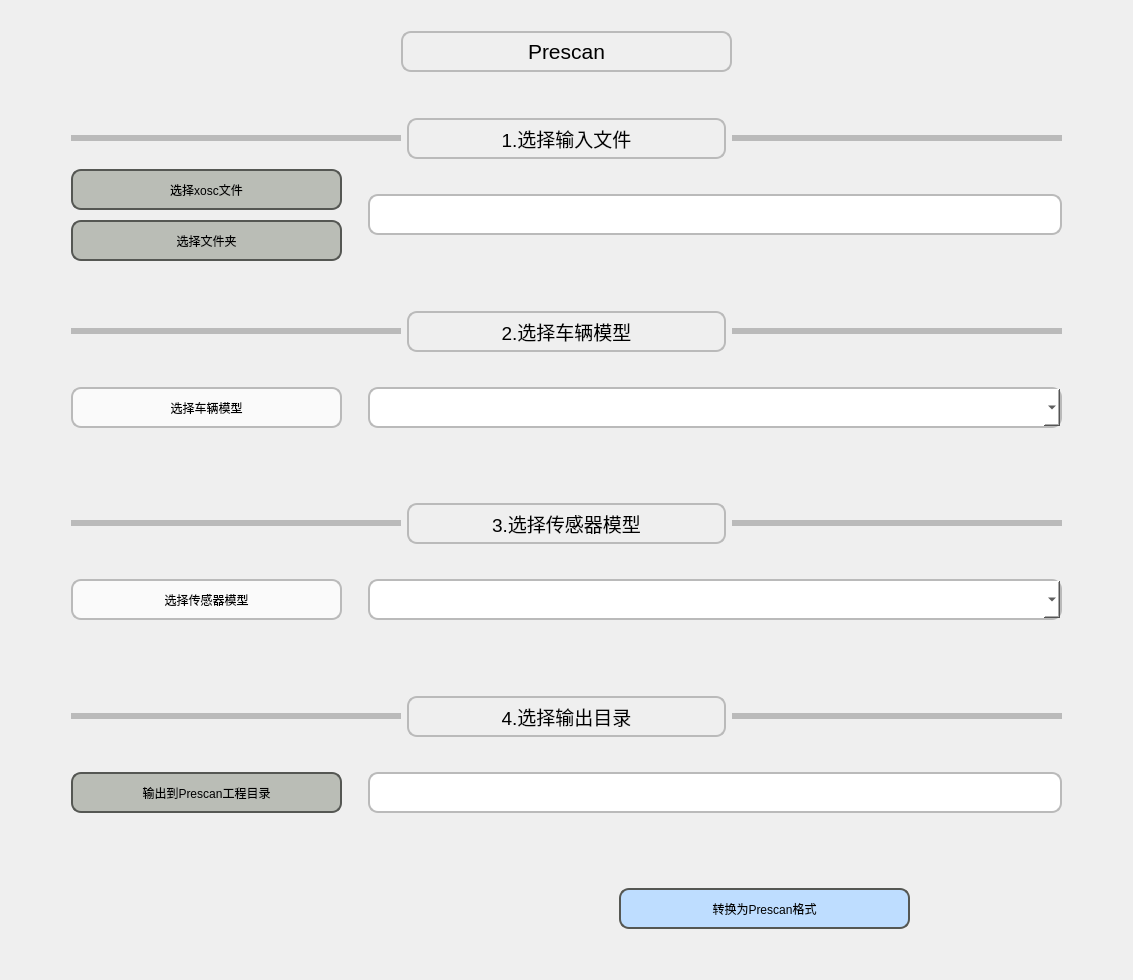
Before: the Qt Designer form OpenX/window/window_prescan.ui in iMustanga/OpenX_File_Change, drawn with Qt 5.
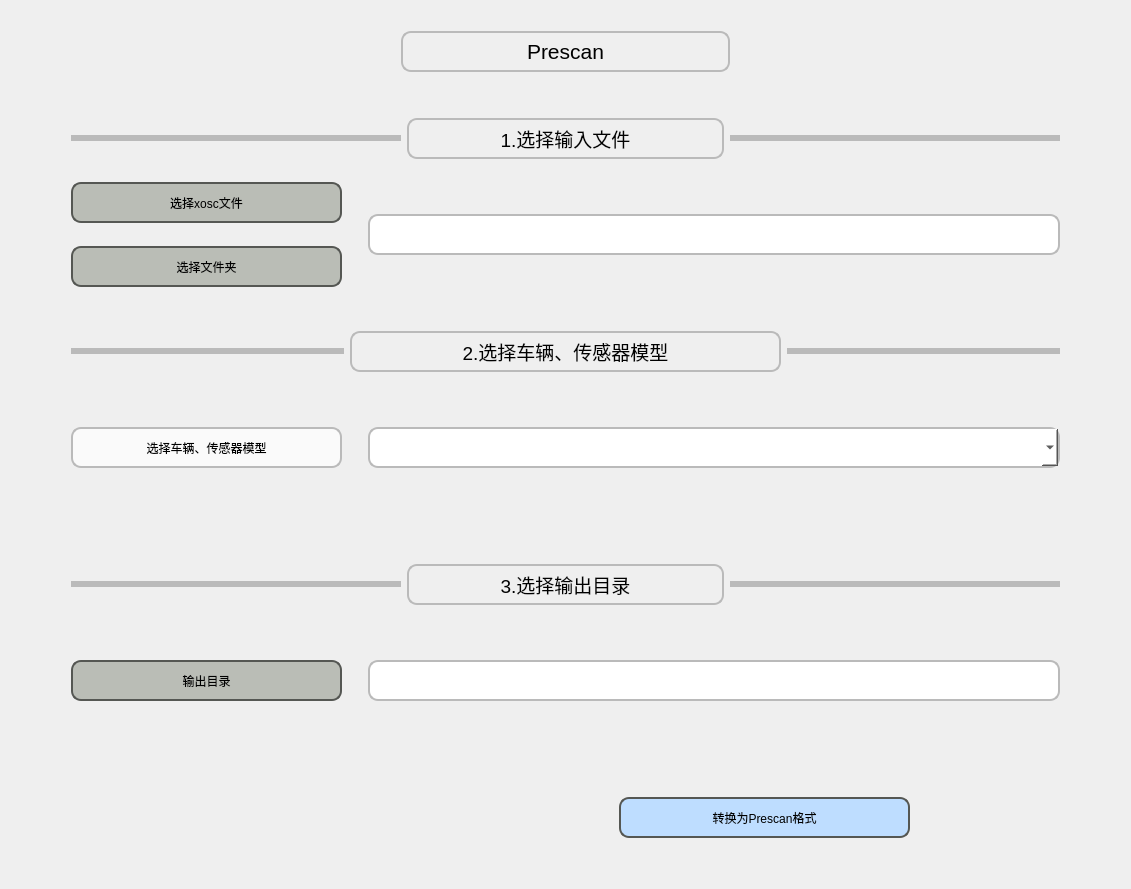
After: the same form once the commit is applied. Icons and pictures are not drawn.

Commit message: Update prescan window

Patch:
```diff
--- a/OpenX/window/window_prescan.ui
+++ b/OpenX/window/window_prescan.ui
@@ -6,8 +6,8 @@
    <rect>
     <x>0</x>
     <y>0</y>
-    <width>1133</width>
-    <height>980</height>
+    <width>1131</width>
+    <height>889</height>
    </rect>
   </property>
   <property name="windowTitle">
@@ -31,51 +31,59 @@
      </property>
     </spacer>
    </item>
-   <item row="1" column="3">
-    <layout class="QHBoxLayout" name="horizontalLayout_5" stretch="1,1,1">
+   <item row="15" column="3">
+    <layout class="QHBoxLayout" name="horizontalLayout_10">
      <item>
-      <spacer name="horizontalSpacer_11">
+      <spacer name="horizontalSpacer_19">
        <property name="orientation">
         <enum>Qt::Horizontal</enum>
        </property>
        <property name="sizeHint" stdset="0">
         <size>
-         <width>318</width>
+         <width>548</width>
          <height>20</height>
         </size>
        </property>
       </spacer>
      </item>
      <item>
-      <widget class="QPushButton" name="vtd_vehicle_model_select_2">
+      <widget class="QPushButton" name="to_prescan">
        <property name="minimumSize">
         <size>
-         <width>271</width>
+         <width>291</width>
          <height>41</height>
         </size>
        </property>
-       <property name="font">
-        <font>
-         <pointsize>16</pointsize>
-        </font>
-       </property>
        <property name="styleSheet">
-        <string notr="true">border:2px solid rgb(186,186,186);
-border-radius:10px</string>
+        <string notr="true">QPushButton{
+border:2px solid rgb(85, 87, 83);
+background-color: rgb(190, 221, 255);
+border-radius:10px
+}
+QPushButton:hover{
+border:2px solid rgb(85, 87, 83);
+background-color: rgb(170, 200, 230);
+border-radius:10px;
+}
+QPushButton:pressed{
+border:2px solid rgb(85, 87, 83);
+background-color: rgb(138, 164, 193);
+border-radius:10px;
+}</string>
        </property>
        <property name="text">
-        <string>Prescan</string>
+        <string>转换为Prescan格式</string>
        </property>
       </widget>
      </item>
      <item>
-      <spacer name="horizontalSpacer_12">
+      <spacer name="horizontalSpacer_20">
        <property name="orientation">
         <enum>Qt::Horizontal</enum>
        </property>
        <property name="sizeHint" stdset="0">
         <size>
-         <width>358</width>
+         <width>68</width>
          <height>20</height>
         </size>
        </property>
@@ -83,19 +91,6 @@
      </item>
     </layout>
    </item>
-   <item row="2" column="3">
-    <spacer name="horizontalSpacer_10">
-     <property name="orientation">
-      <enum>Qt::Horizontal</enum>
-     </property>
-     <property name="sizeHint" stdset="0">
-      <size>
-       <width>40</width>
-       <height>20</height>
-      </size>
-     </property>
-    </spacer>
-   </item>
    <item row="3" column="3">
     <spacer name="horizontalSpacer_13">
      <property name="orientation">
@@ -109,10 +104,10 @@
      </property>
     </spacer>
    </item>
-   <item row="4" column="3">
-    <layout class="QHBoxLayout" name="horizontalLayout_6">
+   <item row="11" column="3">
+    <layout class="QHBoxLayout" name="horizontalLayout_9">
      <item>
-      <widget class="QPushButton" name="blank_7">
+      <widget class="QPushButton" name="blank_13">
        <property name="minimumSize">
         <size>
          <width>330</width>
@@ -135,7 +130,7 @@
       </widget>
      </item>
      <item>
-      <widget class="QPushButton" name="vtd_vehicle_model_select_3">
+      <widget class="QPushButton" name="vtd_vehicle_model_select_6">
        <property name="minimumSize">
         <size>
          <width>271</width>
@@ -152,12 +147,12 @@
 border-radius:10px</string>
        </property>
        <property name="text">
-        <string>1.选择输入文件</string>
+        <string>3.选择输出目录</string>
        </property>
       </widget>
      </item>
      <item>
-      <widget class="QPushButton" name="blank_8">
+      <widget class="QPushButton" name="blank_14">
        <property name="minimumSize">
         <size>
          <width>330</width>
@@ -181,8 +176,199 @@
      </item>
     </layout>
    </item>
-   <item row="5" column="0">
-    <spacer name="verticalSpacer_10">
+   <item row="8" column="3">
+    <layout class="QHBoxLayout" name="horizontalLayout_2">
+     <item>
+      <widget class="QPushButton" name="prescan_model_select">
+       <property name="minimumSize">
+        <size>
+         <width>271</width>
+         <height>41</height>
+        </size>
+       </property>
+       <property name="styleSheet">
+        <string notr="true">QPushButton{
+border:2px solid rgb(186,186,186);
+background-color: rgb(250,250,250);
+border-radius:10px
+}
+QPushButton:hover{
+border:2px solid rgb(186,186,186);
+background-color: rgb(240, 240, 240);
+border-radius:10px;}
+QPushButton:pressed{
+border:2px solid rgb(186,186,186);
+background-color: rgb(211, 215, 207);
+border-radius:10px;
+}</string>
+       </property>
+       <property name="text">
+        <string>选择车辆、传感器模型</string>
+       </property>
+      </widget>
+     </item>
+     <item>
+      <spacer name="verticalSpacer_5">
+       <property name="orientation">
+        <enum>Qt::Vertical</enum>
+       </property>
+       <property name="sizeHint" stdset="0">
+        <size>
+         <width>20</width>
+         <height>40</height>
+        </size>
+       </property>
+      </spacer>
+     </item>
+     <item>
+      <widget class="QComboBox" name="prescan_model_show">
+       <property name="sizePolicy">
+        <sizepolicy hsizetype="Expanding" vsizetype="Fixed">
+         <horstretch>0</horstretch>
+         <verstretch>0</verstretch>
+        </sizepolicy>
+       </property>
+       <property name="minimumSize">
+        <size>
+         <width>541</width>
+         <height>41</height>
+        </size>
+       </property>
+       <property name="styleSheet">
+        <string notr="true">border:2px solid rgb(186,186,186);
+background-color: rgb(255, 255, 255);
+border-radius:10px</string>
+       </property>
+      </widget>
+     </item>
+    </layout>
+   </item>
+   <item row="9" column="3">
+    <spacer name="horizontalSpacer_16">
+     <property name="orientation">
+      <enum>Qt::Horizontal</enum>
+     </property>
+     <property name="sizeHint" stdset="0">
+      <size>
+       <width>40</width>
+       <height>20</height>
+      </size>
+     </property>
+    </spacer>
+   </item>
+   <item row="17" column="3">
+    <spacer name="horizontalSpacer_24">
+     <property name="orientation">
+      <enum>Qt::Horizontal</enum>
+     </property>
+     <property name="sizeHint" stdset="0">
+      <size>
+       <width>40</width>
+       <height>20</height>
+      </size>
+     </property>
+    </spacer>
+   </item>
+   <item row="13" column="3">
+    <spacer name="horizontalSpacer_23">
+     <property name="orientation">
+      <enum>Qt::Horizontal</enum>
+     </property>
+     <property name="sizeHint" stdset="0">
+      <size>
+       <width>40</width>
+       <height>20</height>
+      </size>
+     </property>
+    </spacer>
+   </item>
+   <item row="5" column="6">
+    <spacer name="verticalSpacer_9">
+     <property name="orientation">
+      <enum>Qt::Vertical</enum>
+     </property>
+     <property name="sizeHint" stdset="0">
+      <size>
+       <width>20</width>
+       <height>40</height>
+      </size>
+     </property>
+    </spacer>
+   </item>
+   <item row="7" column="3">
+    <layout class="QHBoxLayout" name="horizontalLayout_7">
+     <item>
+      <widget class="QPushButton" name="blank_9">
+       <property name="minimumSize">
+        <size>
+         <width>250</width>
+         <height>6</height>
+        </size>
+       </property>
+       <property name="maximumSize">
+        <size>
+         <width>16777215</width>
+         <height>6</height>
+        </size>
+       </property>
+       <property name="styleSheet">
+        <string notr="true">border:5px solid rgb(186,186,186);
+border-radius:25px</string>
+       </property>
+       <property name="text">
+        <string/>
+       </property>
+      </widget>
+     </item>
+     <item>
+      <widget class="QPushButton" name="vtd_vehicle_model_select_4">
+       <property name="minimumSize">
+        <size>
+         <width>431</width>
+         <height>41</height>
+        </size>
+       </property>
+       <property name="font">
+        <font>
+         <pointsize>14</pointsize>
+        </font>
+       </property>
+       <property name="styleSheet">
+        <string notr="true">border:2px solid rgb(186,186,186);
+border-radius:10px</string>
+       </property>
+       <property name="text">
+        <string>2.选择车辆、传感器模型</string>
+       </property>
+      </widget>
+     </item>
+     <item>
+      <widget class="QPushButton" name="blank_10">
+       <property name="minimumSize">
+        <size>
+         <width>250</width>
+         <height>6</height>
+        </size>
+       </property>
+       <property name="maximumSize">
+        <size>
+         <width>16777215</width>
+         <height>6</height>
+        </size>
+       </property>
+       <property name="styleSheet">
+        <string notr="true">border:5px solid rgb(186,186,186);
+border-radius:25px</string>
+       </property>
+       <property name="text">
+        <string/>
+       </property>
+      </widget>
+     </item>
+    </layout>
+   </item>
+   <item row="5" column="4">
+    <spacer name="verticalSpacer_3">
      <property name="orientation">
       <enum>Qt::Vertical</enum>
      </property>
@@ -207,8 +393,8 @@
      </property>
     </spacer>
    </item>
-   <item row="5" column="2">
-    <spacer name="verticalSpacer">
+   <item row="5" column="5">
+    <spacer name="verticalSpacer_8">
      <property name="orientation">
       <enum>Qt::Vertical</enum>
      </property>
@@ -220,6 +406,97 @@
      </property>
     </spacer>
    </item>
+   <item row="14" column="3">
+    <spacer name="horizontalSpacer_22">
+     <property name="orientation">
+      <enum>Qt::Horizontal</enum>
+     </property>
+     <property name="sizeHint" stdset="0">
+      <size>
+       <width>40</width>
+       <height>20</height>
+      </size>
+     </property>
+    </spacer>
+   </item>
+   <item row="12" column="3">
+    <layout class="QHBoxLayout" name="horizontalLayout_4">
+     <item>
+      <widget class="QPushButton" name="prescan_select_output">
+       <property name="minimumSize">
+        <size>
+         <width>271</width>
+         <height>41</height>
+        </size>
+       </property>
+       <property name="styleSheet">
+        <string notr="true">QPushButton{
+border:2px solid rgb(85, 87, 83);
+background-color: rgb(186, 189, 182);
+border-radius:10px
+}
+QPushButton:hover{
+border:2px solid rgb(85, 87, 83);
+background-color: rgb(175, 175, 175);
+border-radius:10px;
+}
+QPushButton:pressed{
+border:2px solid rgb(85, 87, 83);
+background-color: rgb(92, 105, 107);
+border-radius:10px;
+}</string>
+       </property>
+       <property name="text">
+        <string>输出目录</string>
+       </property>
+      </widget>
+     </item>
+     <item>
+      <spacer name="verticalSpacer_7">
+       <property name="orientation">
+        <enum>Qt::Vertical</enum>
+       </property>
+       <property name="sizeHint" stdset="0">
+        <size>
+         <width>20</width>
+         <height>40</height>
+        </size>
+       </property>
+      </spacer>
+     </item>
+     <item>
+      <widget class="QLineEdit" name="prescan_show_output">
+       <property name="minimumSize">
+        <size>
+         <width>541</width>
+         <height>41</height>
+        </size>
+       </property>
+       <property name="styleSheet">
+        <string notr="true">border:2px solid rgb(186,186,186);
+background-color: rgb(255, 255, 255);
+border-radius:10px</string>
+       </property>
+       <property name="text">
+        <string/>
+       </property>
+      </widget>
+     </item>
+    </layout>
+   </item>
+   <item row="6" column="3">
+    <spacer name="horizontalSpacer_14">
+     <property name="orientation">
+      <enum>Qt::Horizontal</enum>
+     </property>
+     <property name="sizeHint" stdset="0">
+      <size>
+       <width>40</width>
+       <height>20</height>
+      </size>
+     </property>
+    </spacer>
+   </item>
    <item row="5" column="3">
     <layout class="QHBoxLayout" name="horizontalLayout">
      <item>
@@ -319,224 +596,7 @@
      </item>
     </layout>
    </item>
-   <item row="5" column="4">
-    <spacer name="verticalSpacer_3">
-     <property name="orientation">
-      <enum>Qt::Vertical</enum>
-     </property>
-     <property name="sizeHint" stdset="0">
-      <size>
-       <width>20</width>
-       <height>40</height>
-      </size>
-     </property>
-    </spacer>
-   </item>
-   <item row="5" column="5">
-    <spacer name="verticalSpacer_8">
-     <property name="orientation">
-      <enum>Qt::Vertical</enum>
-     </property>
-     <property name="sizeHint" stdset="0">
-      <size>
-       <width>20</width>
-       <height>40</height>
-      </size>
-     </property>
-    </spacer>
-   </item>
-   <item row="5" column="6">
-    <spacer name="verticalSpacer_9">
-     <property name="orientation">
-      <enum>Qt::Vertical</enum>
-     </property>
-     <property name="sizeHint" stdset="0">
-      <size>
-       <width>20</width>
-       <height>40</height>
-      </size>
-     </property>
-    </spacer>
-   </item>
-   <item row="6" column="3">
-    <spacer name="horizontalSpacer_14">
-     <property name="orientation">
-      <enum>Qt::Horizontal</enum>
-     </property>
-     <property name="sizeHint" stdset="0">
-      <size>
-       <width>40</width>
-       <height>20</height>
-      </size>
-     </property>
-    </spacer>
-   </item>
-   <item row="7" column="3">
-    <spacer name="horizontalSpacer_15">
-     <property name="orientation">
-      <enum>Qt::Horizontal</enum>
-     </property>
-     <property name="sizeHint" stdset="0">
-      <size>
-       <width>40</width>
-       <height>20</height>
-      </size>
-     </property>
-    </spacer>
-   </item>
-   <item row="8" column="3">
-    <layout class="QHBoxLayout" name="horizontalLayout_7">
-     <item>
-      <widget class="QPushButton" name="blank_9">
-       <property name="minimumSize">
-        <size>
-         <width>330</width>
-         <height>6</height>
-        </size>
-       </property>
-       <property name="maximumSize">
-        <size>
-         <width>16777215</width>
-         <height>6</height>
-        </size>
-       </property>
-       <property name="styleSheet">
-        <string notr="true">border:5px solid rgb(186,186,186);
-border-radius:25px</string>
-       </property>
-       <property name="text">
-        <string/>
-       </property>
-      </widget>
-     </item>
-     <item>
-      <widget class="QPushButton" name="vtd_vehicle_model_select_4">
-       <property name="minimumSize">
-        <size>
-         <width>271</width>
-         <height>41</height>
-        </size>
-       </property>
-       <property name="font">
-        <font>
-         <pointsize>14</pointsize>
-        </font>
-       </property>
-       <property name="styleSheet">
-        <string notr="true">border:2px solid rgb(186,186,186);
-border-radius:10px</string>
-       </property>
-       <property name="text">
-        <string>2.选择车辆模型</string>
-       </property>
-      </widget>
-     </item>
-     <item>
-      <widget class="QPushButton" name="blank_10">
-       <property name="minimumSize">
-        <size>
-         <width>330</width>
-         <height>6</height>
-        </size>
-       </property>
-       <property name="maximumSize">
-        <size>
-         <width>16777215</width>
-         <height>6</height>
-        </size>
-       </property>
-       <property name="styleSheet">
-        <string notr="true">border:5px solid rgb(186,186,186);
-border-radius:25px</string>
-       </property>
-       <property name="text">
-        <string/>
-       </property>
-      </widget>
-     </item>
-    </layout>
-   </item>
-   <item row="9" column="3">
-    <layout class="QHBoxLayout" name="horizontalLayout_2">
-     <item>
-      <widget class="QPushButton" name="prescan_vehicle_model_select">
-       <property name="minimumSize">
-        <size>
-         <width>271</width>
-         <height>41</height>
-        </size>
-       </property>
-       <property name="styleSheet">
-        <string notr="true">QPushButton{
-border:2px solid rgb(186,186,186);
-background-color: rgb(250,250,250);
-border-radius:10px
-}
-QPushButton:hover{
-border:2px solid rgb(186,186,186);
-background-color: rgb(240, 240, 240);
-border-radius:10px;}
-QPushButton:pressed{
-border:2px solid rgb(186,186,186);
-background-color: rgb(211, 215, 207);
-border-radius:10px;
-}</string>
-       </property>
-       <property name="text">
-        <string>选择车辆模型</string>
-       </property>
-      </widget>
-     </item>
-     <item>
-      <spacer name="verticalSpacer_5">
-       <property name="orientation">
-        <enum>Qt::Vertical</enum>
-       </property>
-       <property name="sizeHint" stdset="0">
-        <size>
-         <width>20</width>
-         <height>40</height>
-        </size>
-       </property>
-      </spacer>
-     </item>
-     <item>
-      <widget class="QComboBox" name="prescan_vehicle_model_show">
-       <property name="sizePolicy">
-        <sizepolicy hsizetype="Expanding" vsizetype="Fixed">
-         <horstretch>0</horstretch>
-         <verstretch>0</verstretch>
-        </sizepolicy>
-       </property>
-       <property name="minimumSize">
-        <size>
-         <width>541</width>
-         <height>41</height>
-        </size>
-       </property>
-       <property name="styleSheet">
-        <string notr="true">border:2px solid rgb(186,186,186);
-background-color: rgb(255, 255, 255);
-border-radius:10px</string>
-       </property>
-      </widget>
-     </item>
-    </layout>
-   </item>
    <item row="10" column="3">
-    <spacer name="horizontalSpacer_16">
-     <property name="orientation">
-      <enum>Qt::Horizontal</enum>
-     </property>
-     <property name="sizeHint" stdset="0">
-      <size>
-       <width>40</width>
-       <height>20</height>
-      </size>
-     </property>
-    </spacer>
-   </item>
-   <item row="11" column="3">
     <spacer name="horizontalSpacer_17">
      <property name="orientation">
       <enum>Qt::Horizontal</enum>
@@ -549,10 +609,10 @@
      </property>
     </spacer>
    </item>
-   <item row="12" column="3">
-    <layout class="QHBoxLayout" name="horizontalLayout_8">
+   <item row="4" column="3">
+    <layout class="QHBoxLayout" name="horizontalLayout_6">
      <item>
-      <widget class="QPushButton" name="blank_12">
+      <widget class="QPushButton" name="blank_7">
        <property name="minimumSize">
         <size>
          <width>330</width>
@@ -575,7 +635,7 @@
       </widget>
      </item>
      <item>
-      <widget class="QPushButton" name="vtd_vehicle_model_select_5">
+      <widget class="QPushButton" name="vtd_vehicle_model_select_3">
        <property name="minimumSize">
         <size>
          <width>271</width>
@@ -592,12 +652,12 @@
 border-radius:10px</string>
        </property>
        <property name="text">
-        <string>3.选择传感器模型</string>
+        <string>1.选择输入文件</string>
        </property>
       </widget>
      </item>
      <item>
-      <widget class="QPushButton" name="blank_11">
+      <widget class="QPushButton" name="blank_8">
        <property name="minimumSize">
         <size>
          <width>330</width>
@@ -621,88 +681,73 @@
      </item>
     </layout>
    </item>
-   <item row="13" column="3">
-    <layout class="QHBoxLayout" name="horizontalLayout_3">
+   <item row="1" column="3">
+    <layout class="QHBoxLayout" name="horizontalLayout_5" stretch="1,1,1">
      <item>
-      <widget class="QPushButton" name="prescan_sensor_select">
+      <spacer name="horizontalSpacer_11">
+       <property name="orientation">
+        <enum>Qt::Horizontal</enum>
+       </property>
+       <property name="sizeHint" stdset="0">
+        <size>
+         <width>318</width>
+         <height>20</height>
+        </size>
+       </property>
+      </spacer>
+     </item>
+     <item>
+      <widget class="QPushButton" name="vtd_vehicle_model_select_2">
        <property name="minimumSize">
         <size>
          <width>271</width>
          <height>41</height>
         </size>
        </property>
-       <property name="styleSheet">
-        <string notr="true">QPushButton{
-border:2px solid rgb(186,186,186);
-background-color: rgb(250,250,250);
-border-radius:10px
-}
-QPushButton:hover{
-border:2px solid rgb(186,186,186);
-background-color: rgb(240, 240, 240);
-border-radius:10px;}
-QPushButton:pressed{
-border:2px solid rgb(186,186,186);
-background-color: rgb(211, 215, 207);
-border-radius:10px;
-}</string>
-       </property>
-       <property name="text">
-        <string>选择传感器模型</string>
-       </property>
-      </widget>
-     </item>
-     <item>
-      <spacer name="verticalSpacer_6">
-       <property name="orientation">
-        <enum>Qt::Vertical</enum>
-       </property>
-       <property name="sizeHint" stdset="0">
-        <size>
-         <width>20</width>
-         <height>40</height>
-        </size>
-       </property>
-      </spacer>
-     </item>
-     <item>
-      <widget class="QComboBox" name="prescan_sensor_show">
-       <property name="sizePolicy">
-        <sizepolicy hsizetype="Expanding" vsizetype="Fixed">
-         <horstretch>0</horstretch>
-         <verstretch>0</verstretch>
-        </sizepolicy>
-       </property>
-       <property name="minimumSize">
-        <size>
-         <width>541</width>
-         <height>41</height>
-        </size>
+       <property name="font">
+        <font>
+         <pointsize>16</pointsize>
+        </font>
        </property>
        <property name="styleSheet">
         <string notr="true">border:2px solid rgb(186,186,186);
-background-color: rgb(255, 255, 255);
 border-radius:10px</string>
        </property>
+       <property name="text">
+        <string>Prescan</string>
+       </property>
       </widget>
      </item>
+     <item>
+      <spacer name="horizontalSpacer_12">
+       <property name="orientation">
+        <enum>Qt::Horizontal</enum>
+       </property>
+       <property name="sizeHint" stdset="0">
+        <size>
+         <width>358</width>
+         <height>20</height>
+        </size>
+       </property>
+      </spacer>
+     </item>
     </layout>
    </item>
-   <item row="14" column="3">
-    <spacer name="horizontalSpacer_21">
+   <item row="5" column="2">
+    <spacer name="verticalSpacer">
      <property name="orientation">
-      <enum>Qt::Horizontal</enum>
+      <enum>Qt::Vertical</enum>
      </property>
      <property name="sizeHint" stdset="0">
       <size>
-       <width>40</width>
-       <height>20</height>
+       <width>20</width>
+       <height>40</height>
       </size>
      </property>
     </spacer>
    </item>
-   <item row="15" column="3">
-    <spacer name="horizontalSpacer_18">
+   <item row="2" column="3">
+    <spacer name="horizontalSpacer_10">
      <property name="orientation">
       <enum>Qt::Horizontal</enum>
      </property>
@@ -714,230 +759,20 @@
      </property>
     </spacer>
    </item>
+   <item row="5" column="0">
+    <spacer name="verticalSpacer_10">
+     <property name="orientation">
+      <enum>Qt::Vertical</enum>
+     </property>
+     <property name="sizeHint" stdset="0">
+      <size>
+       <width>20</width>
+       <height>40</height>
+      </size>
+     </property>
+    </spacer>
+   </item>
    <item row="16" column="3">
-    <layout class="QHBoxLayout" name="horizontalLayout_9">
-     <item>
-      <widget class="QPushButton" name="blank_13">
-       <property name="minimumSize">
-        <size>
-         <width>330</width>
-         <height>6</height>
-        </size>
-       </property>
-       <property name="maximumSize">
-        <size>
-         <width>16777215</width>
-         <height>6</height>
-        </size>
-       </property>
-       <property name="styleSheet">
-        <string notr="true">border:5px solid rgb(186,186,186);
-border-radius:25px</string>
-       </property>
-       <property name="text">
-        <string/>
-       </property>
-      </widget>
-     </item>
-     <item>
-      <widget class="QPushButton" name="vtd_vehicle_model_select_6">
-       <property name="minimumSize">
-        <size>
-         <width>271</width>
-         <height>41</height>
-        </size>
-       </property>
-       <property name="font">
-        <font>
-         <pointsize>14</pointsize>
-        </font>
-       </property>
-       <property name="styleSheet">
-        <string notr="true">border:2px solid rgb(186,186,186);
-border-radius:10px</string>
-       </property>
-       <property name="text">
-        <string>4.选择输出目录</string>
-       </property>
-      </widget>
-     </item>
-     <item>
-      <widget class="QPushButton" name="blank_14">
-       <property name="minimumSize">
-        <size>
-         <width>330</width>
-         <height>6</height>
-        </size>
-       </property>
-       <property name="maximumSize">
-        <size>
-         <width>16777215</width>
-         <height>6</height>
-        </size>
-       </property>
-       <property name="styleSheet">
-        <string notr="true">border:5px solid rgb(186,186,186);
-border-radius:25px</string>
-       </property>
-       <property name="text">
-        <string/>
-       </property>
-      </widget>
-     </item>
-    </layout>
-   </item>
-   <item row="17" column="3">
-    <layout class="QHBoxLayout" name="horizontalLayout_4">
-     <item>
-      <widget class="QPushButton" name="prescan_select_output">
-       <property name="minimumSize">
-        <size>
-         <width>271</width>
-         <height>41</height>
-        </size>
-       </property>
-       <property name="styleSheet">
-        <string notr="true">QPushButton{
-border:2px solid rgb(85, 87, 83);
-background-color: rgb(186, 189, 182);
-border-radius:10px
-}
-QPushButton:hover{
-border:2px solid rgb(85, 87, 83);
-background-color: rgb(175, 175, 175);
-border-radius:10px;
-}
-QPushButton:pressed{
-border:2px solid rgb(85, 87, 83);
-background-color: rgb(92, 105, 107);
-border-radius:10px;
-}</string>
-       </property>
-       <property name="text">
-        <string>输出到Prescan工程目录</string>
-       </property>
-      </widget>
-     </item>
-     <item>
-      <spacer name="verticalSpacer_7">
-       <property name="orientation">
-        <enum>Qt::Vertical</enum>
-       </property>
-       <property name="sizeHint" stdset="0">
-        <size>
-         <width>20</width>
-         <height>40</height>
-        </size>
-       </property>
-      </spacer>
-     </item>
-     <item>
-      <widget class="QLineEdit" name="prescan_show_output">
-       <property name="minimumSize">
-        <size>
-         <width>541</width>
-         <height>41</height>
-        </size>
-       </property>
-       <property name="styleSheet">
-        <string notr="true">border:2px solid rgb(186,186,186);
-background-color: rgb(255, 255, 255);
-border-radius:10px</string>
-       </property>
-       <property name="text">
-        <string/>
-       </property>
-      </widget>
-     </item>
-    </layout>
-   </item>
-   <item row="18" column="3">
-    <spacer name="horizontalSpacer_23">
-     <property name="orientation">
-      <enum>Qt::Horizontal</enum>
-     </property>
-     <property name="sizeHint" stdset="0">
-      <size>
-       <width>40</width>
-       <height>20</height>
-      </size>
-     </property>
-    </spacer>
-   </item>
-   <item row="19" column="3">
-    <spacer name="horizontalSpacer_22">
-     <property name="orientation">
-      <enum>Qt::Horizontal</enum>
-     </property>
-     <property name="sizeHint" stdset="0">
-      <size>
-       <width>40</width>
-       <height>20</height>
-      </size>
-     </property>
-    </spacer>
-   </item>
-   <item row="20" column="3">
-    <layout class="QHBoxLayout" name="horizontalLayout_10">
-     <item>
-      <spacer name="horizontalSpacer_19">
-       <property name="orientation">
-        <enum>Qt::Horizontal</enum>
-       </property>
-       <property name="sizeHint" stdset="0">
-        <size>
-         <width>548</width>
-         <height>20</height>
-        </size>
-       </property>
-      </spacer>
-     </item>
-     <item>
-      <widget class="QPushButton" name="to_prescan">
-       <property name="minimumSize">
-        <size>
-         <width>291</width>
-         <height>41</height>
-        </size>
-       </property>
-       <property name="styleSheet">
-        <string notr="true">QPushButton{
-border:2px solid rgb(85, 87, 83);
-background-color: rgb(190, 221, 255);
-border-radius:10px
-}
-QPushButton:hover{
-border:2px solid rgb(85, 87, 83);
-background-color: rgb(170, 200, 230);
-border-radius:10px;
-}
-QPushButton:pressed{
-border:2px solid rgb(85, 87, 83);
-background-color: rgb(138, 164, 193);
-border-radius:10px;
-}</string>
-       </property>
-       <property name="text">
-        <string>转换为Prescan格式</string>
-       </property>
-      </widget>
-     </item>
-     <item>
-      <spacer name="horizontalSpacer_20">
-       <property name="orientation">
-        <enum>Qt::Horizontal</enum>
-       </property>
-       <property name="sizeHint" stdset="0">
-        <size>
-         <width>68</width>
-         <height>20</height>
-        </size>
-       </property>
-      </spacer>
-     </item>
-    </layout>
-   </item>
-   <item row="21" column="3">
     <spacer name="horizontalSpacer_25">
      <property name="orientation">
       <enum>Qt::Horizontal</enum>
@@ -950,19 +785,6 @@
      </property>
     </spacer>
    </item>
-   <item row="22" column="3">
-    <spacer name="horizontalSpacer_24">
-     <property name="orientation">
-      <enum>Qt::Horizontal</enum>
-     </property>
-     <property name="sizeHint" stdset="0">
-      <size>
-       <width>40</width>
-       <height>20</height>
-      </size>
-     </property>
-    </spacer>
-   </item>
   </layout>
  </widget>
  <resources>
```
The commit also changes 1 other file.
